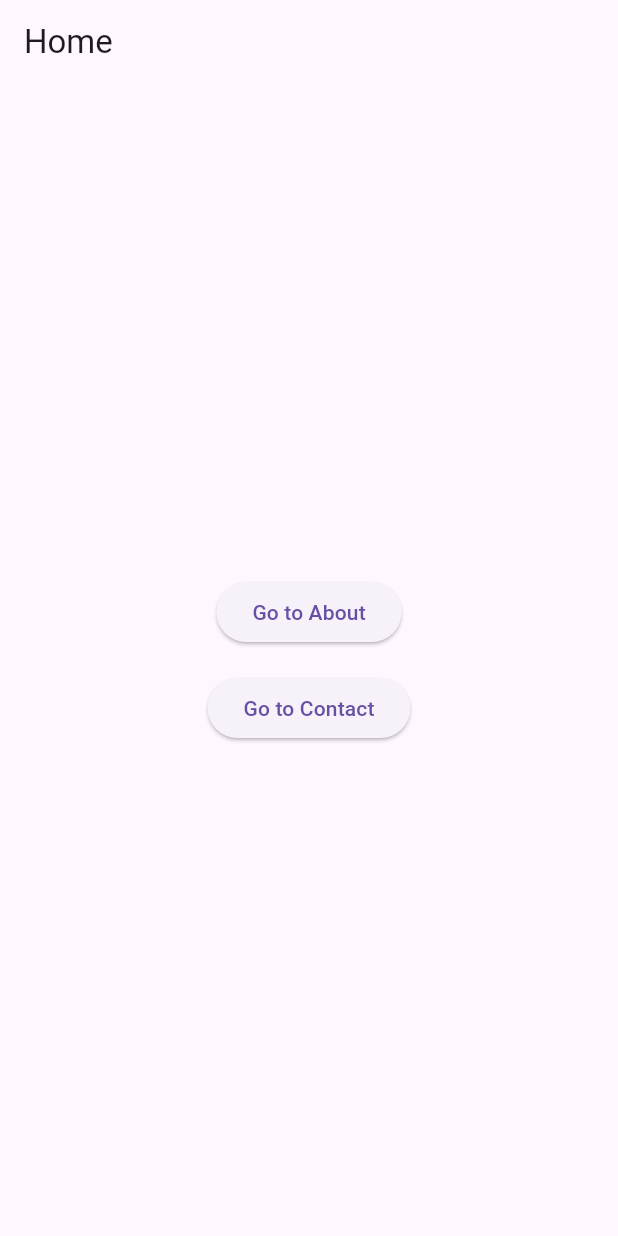
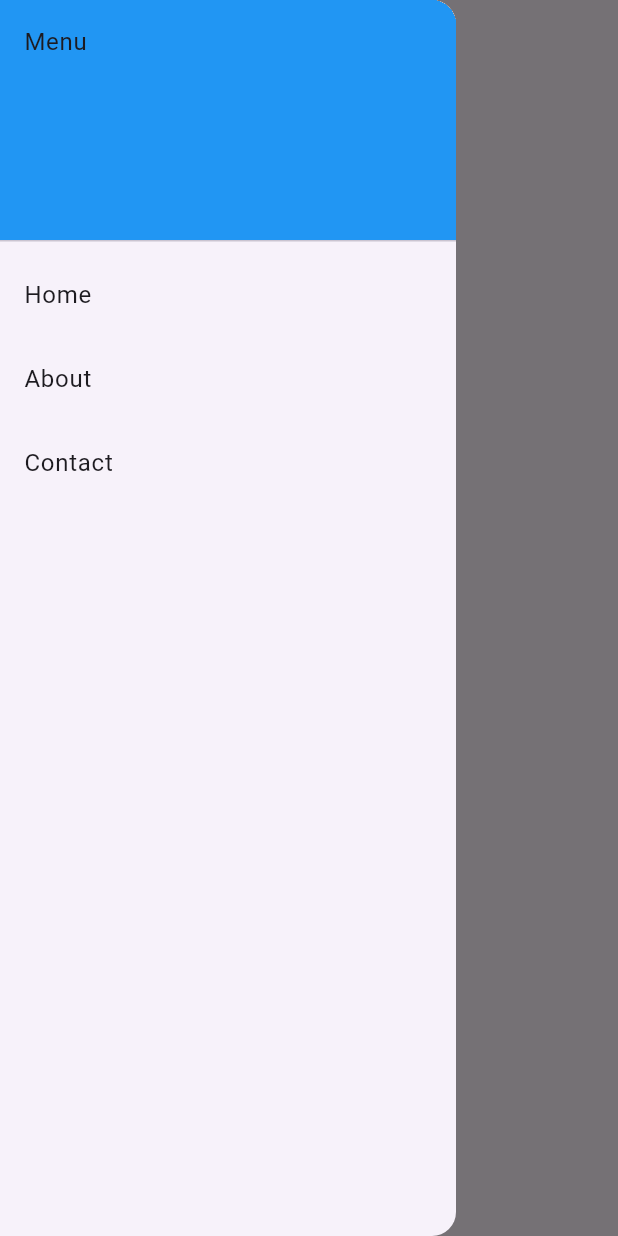
Before and after one commit to Samuel-Novoa/flutter_app_sam, a Flutter app: the screen it shows after launch, with the side drawer open (before the commit the screen has no drawer), on a phone screen of 412 x 824 dp. Run offline on Flutter 3.47's test engine with Material 3 defaults, Android fonts, the phone set to English and light mode, and no system bars.

Commit message:
New changes

```diff
--- /dev/null
+++ b/lib/components/menu.dart
@@ -0,0 +1,40 @@
+import 'package:flutter/material.dart';
+
+class MenuPage extends StatelessWidget {
+  const MenuPage({super.key});
+
+  @override
+  Widget build(BuildContext context) {
+    return Drawer(
+      child: ListView(
+        padding: EdgeInsets.zero,
+        children: [
+          const DrawerHeader(
+            decoration: BoxDecoration(
+              color: Colors.blue,
+            ),
+            child: Text('Menu'),
+          ),
+          ListTile(
+            title: const Text('Home'),
+            onTap: () {
+              Navigator.popAndPushNamed(context, '/');
+            },
+          ),
+          ListTile(
+            title: const Text('About'),
+            onTap: () {
+              Navigator.pushNamed(context, '/about');
+            },
+          ),
+          ListTile(
+            title: const Text('Contact'),
+            onTap: () {
+              Navigator.pushNamed(context, '/contact');
+            },
+          ),
+        ],
+      ),
+    );
+  }
+}
--- a/lib/main.dart
+++ b/lib/main.dart
@@ -13,6 +13,7 @@ class MyApp extends StatelessWidget {
   @override
   Widget build(BuildContext context) {
     return MaterialApp(
+      debugShowCheckedModeBanner: false,
       title: 'Navigation Example',
       initialRoute: '/',
       routes: {
--- a/lib/src/about_page.dart
+++ b/lib/src/about_page.dart
@@ -1,4 +1,5 @@
 import 'package:flutter/material.dart';
+import '../components/menu.dart';
 
 class AboutPage extends StatelessWidget {
   const AboutPage({super.key});
@@ -9,6 +10,7 @@ class AboutPage extends StatelessWidget {
       appBar: AppBar(
         title: const Text('About'),
       ),
+      drawer: const MenuPage(),
       body: const Center(
         child: Text('This is the About page.'),
       ),
--- a/lib/src/contact_page.dart
+++ b/lib/src/contact_page.dart
@@ -1,4 +1,5 @@
 import 'package:flutter/material.dart';
+import '../components/menu.dart';
 
 class ContactPage extends StatelessWidget {
   const ContactPage({super.key});
@@ -9,6 +10,7 @@ class ContactPage extends StatelessWidget {
       appBar: AppBar(
         title: const Text('Contact'),
       ),
+      drawer: const MenuPage(),
       body: const Center(
         child: Text('This is the Contact page.'),
       ),
--- a/lib/src/home_page.dart
+++ b/lib/src/home_page.dart
@@ -1,4 +1,5 @@
 import 'package:flutter/material.dart';
+import '../components/menu.dart';
 
 class HomePage extends StatelessWidget {
   const HomePage({super.key});
@@ -9,26 +10,49 @@ class HomePage extends StatelessWidget {
       appBar: AppBar(
         title: const Text('Home'),
       ),
-      body: Center(
+      drawer: const MenuPage(),
+      body: Stack(
+        children: [
+          Center(
+            child: Container(
+              constraints: const BoxConstraints(
+                  maxWidth: 400), // Ancho máximo del contenedor
+              padding: const EdgeInsets.symmetric(horizontal: 20),
               child: Column(
                 mainAxisAlignment: MainAxisAlignment.center,
                 children: [
+                  const Text(
+                    'Hola Mundo',
+                    textAlign: TextAlign.center,
+                    style: TextStyle(
+                      color: Colors.black,
+                      fontSize: 24,
+                      fontWeight: FontWeight.bold,
+                    ),
+                  ),
+                  const SizedBox(height: 30),
                   ElevatedButton(
                     onPressed: () {
-                Navigator.pushNamed(context, '/about');
+                      // Action to be performed when button is pressed
                     },
-              child: const Text('Go to About'),
+                    style: ButtonStyle(
+                      backgroundColor: MaterialStateProperty.all<Color>(
+                          const Color(0xFF000000)),
                     ),
-            const SizedBox(height: 16),
-            ElevatedButton(
-              onPressed: () {
-                Navigator.pushNamed(context, '/contact');
-              },
-              child: const Text('Go to Contact'),
+                    child: const Text(
+                      'Iniciar',
+                      style: TextStyle(
+                        fontSize: 18,
+                        color: Colors.white,
+                      ),
+                    ),
                   ),
                 ],
               ),
             ),
+          ),
+        ],
+      ),
     );
   }
 }
--- a/pubspec.yaml
+++ b/pubspec.yaml
@@ -17,3 +17,6 @@ dev_dependencies:
 
 flutter:
   uses-material-design: true
+  # Agregar imagenes
+  # assets:
+  #   - assets/images/todo-logo.jpeg
```
Also changed, not shown: 2 other files. Lines whose indentation alone changed are shown as unchanged.
